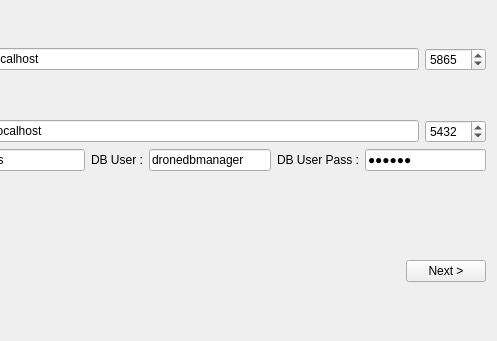
Qt form CommandStation/configurationpanel.ui (bertrandF/Drone) before a commit; both pictures show x 115 to 612 and y 149 to 490 of the 612 by 490 pixel window.
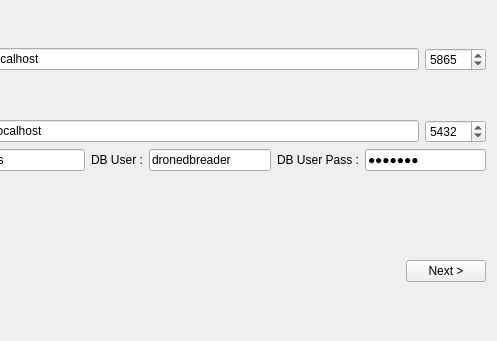
The same form after that commit.

Commit message: Command station uses dronedbreader to connect to db.

Patch:
```diff
--- a/CommandStation/configurationpanel.ui
+++ b/CommandStation/configurationpanel.ui
@@ -168,7 +168,7 @@
        <item>
         <widget class="QLineEdit" name="dbUserName">
          <property name="text">
-          <string>dronedbmanager</string>
+          <string>dronedbreader</string>
          </property>
          <property name="echoMode">
           <enum>QLineEdit::Normal</enum>
@@ -185,7 +185,7 @@
        <item>
         <widget class="QLineEdit" name="dbUserPassword">
          <property name="text">
-          <string>Ch3v41</string>
+          <string>M1n3tt3</string>
          </property>
          <property name="echoMode">
           <enum>QLineEdit::Password</enum>
```
